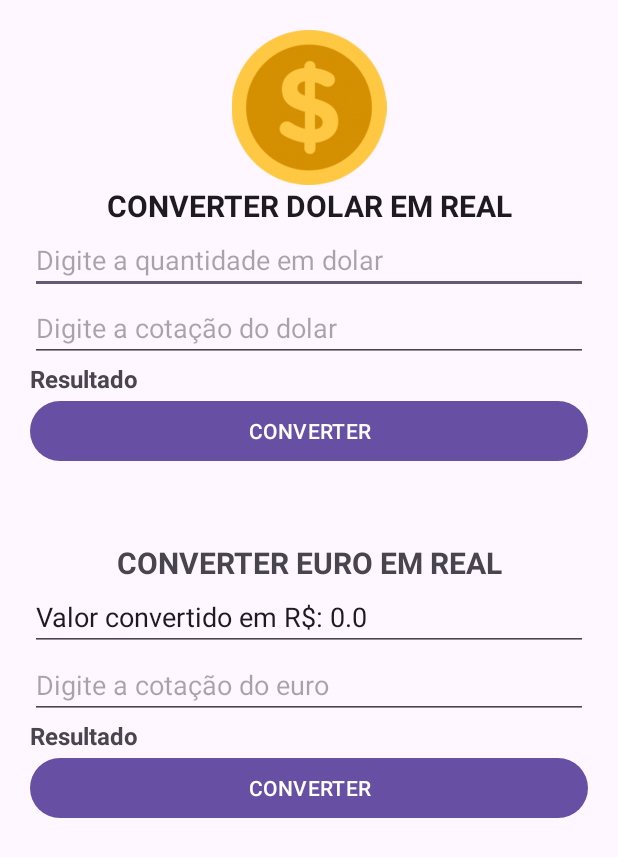
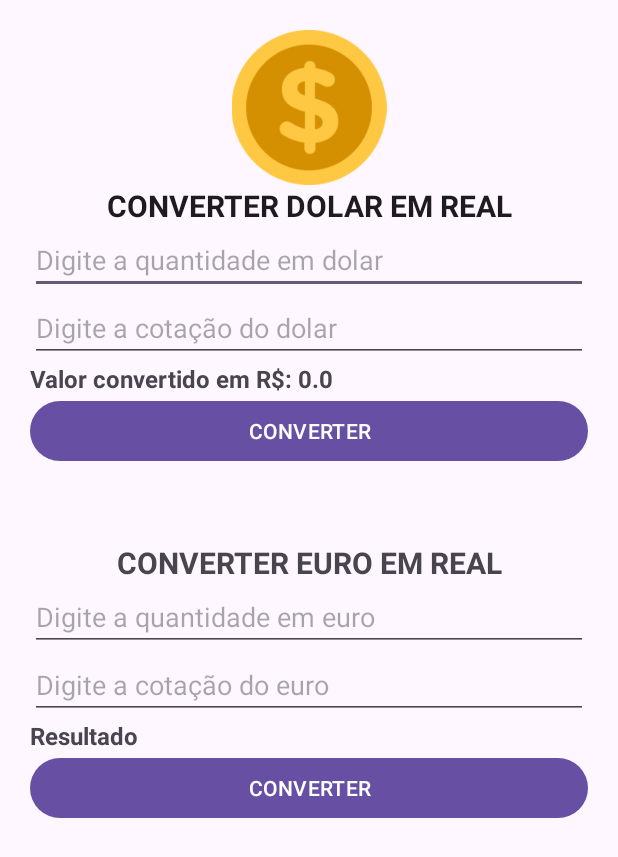
Before and after one commit to Guilherme-Bernardes/Conversaomoedas, an Android app: the screen it shows after launch (MainActivity), after a tap on "CONVERTER", on a phone screen of 412 x 824 dp. Shown: the top 857 px of the screen. Run offline under Robolectric (Android 15) with nearby library versions, the phone set to English and light mode, and no system bars; 2 statements that could not run were skipped.

Commit message:
Corrigido o Problema do resultado no lugar errado

```diff
--- a/app/src/main/java/com/example/conversaomoedas/MainActivity.java
+++ b/app/src/main/java/com/example/conversaomoedas/MainActivity.java
@@ -27,7 +27,7 @@ public class MainActivity extends AppCompatActivity {
         textResultado=findViewById(R.id.textResultado);
         editQuantidadeEuro=findViewById(R.id.editQuantidadeEuro);
         editCotacaoEuro=findViewById(R.id.editCotacaoEuro);
-        textResultadoEuro=findViewById(R.id.editQuantidadeEuro);
+        textResultadoEuro=findViewById(R.id.textResultadoEuro);
 
 
 
@@ -36,7 +36,7 @@ public class MainActivity extends AppCompatActivity {
         double quantidadeDolar = Double.parseDouble(editQuantidadeDolar.getText().toString());
         double cotacaoDolar = Double.parseDouble(editTextCotacaoDolar.getText().toString());
         double resultado= quantidadeDolar*cotacaoDolar;
-        textResultadoEuro.setText("Valor convertido em R$: "+resultado);
+        textResultado.setText("Valor convertido em R$: "+resultado);
 
     }
 
```
